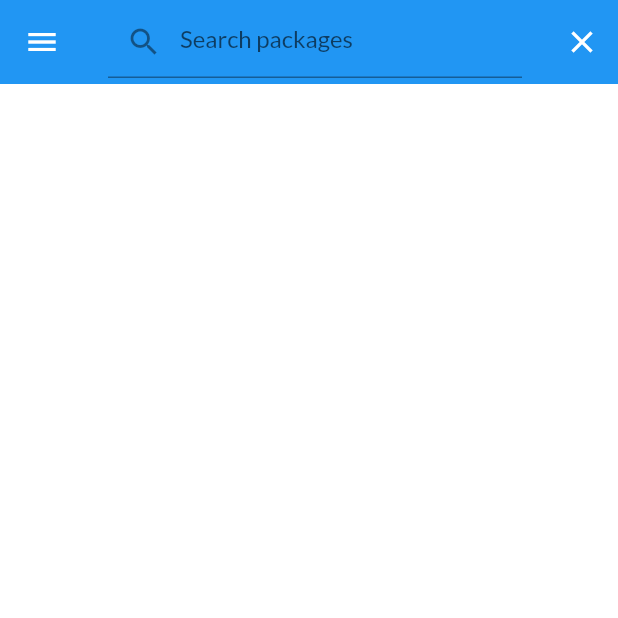
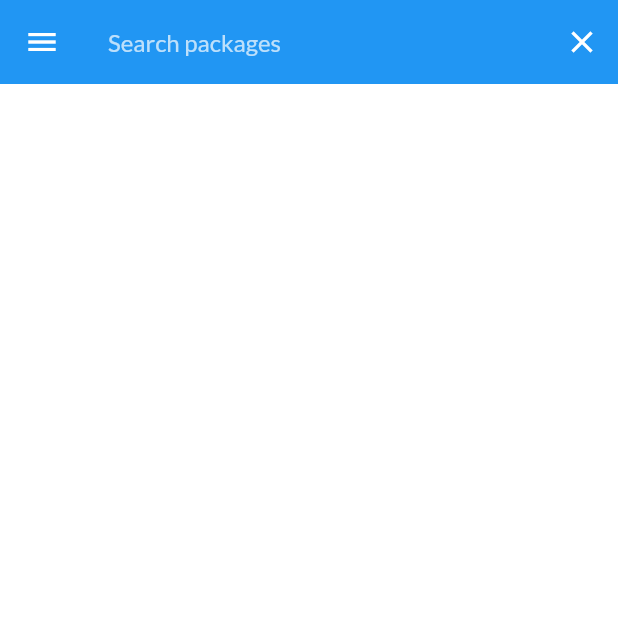
Before and after one commit to poacpm/poac-app, a Flutter app: the screen it shows after launch, after a tap on the "search" icon, on a phone screen of 412 x 824 dp, the top half of it. Run offline on Flutter 3.47's test engine with Material 2 defaults, Android fonts, the phone set to English and light mode, and no system bars; missing offline and left inert: algolia.

Commit message:
Improve textfield color

```diff
--- a/lib/pages/home.dart
+++ b/lib/pages/home.dart
@@ -76,10 +76,12 @@ class _HomeState extends State<Home> {
       if (this._searchIcon.icon == Icons.search) {
         this._searchIcon = new Icon(Icons.close);
         this._appBarTitle = new TextField(
+          cursorColor: Colors.white,
           controller: _filter,
           decoration: new InputDecoration(
-              prefixIcon: new Icon(Icons.search),
-              hintText: 'Search packages'
+            border: InputBorder.none,
+            hintText: 'Search packages',
+            hintStyle: TextStyle(color: Colors.white70),
           ),
         );
       } else {
```
